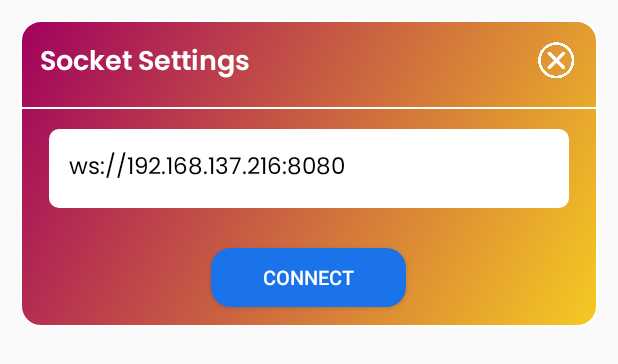
After one commit to amit5993/surgeon-control-panels, an Android app: the layout dialog_socket_settings.xml on its own in the app's theme, with its tools: preview values and no code run, on a phone screen of 412 x 824 dp. The commit adds this screen. Shown: the top 364 px of the screen. Run offline under Robolectric (Android 15) with nearby library versions, the phone set to English and light mode, and no system bars; network calls fail.

Commit message:
+ socket setting dialog in entrance app + add base url in cache in entrance app

```diff
--- a/app/src/main/java/com/surgeon/controlpanels/activity/SplashActivity.kt
+++ b/app/src/main/java/com/surgeon/controlpanels/activity/SplashActivity.kt
@@ -71,6 +71,7 @@ class SplashActivity : AppCompatActivity() {
             startActivity(Intent(this, Login::class.java))
         }
 
+        //startActivity(Intent(this, Entrance2::class.java))
         //startActivity(Intent(this, Login::class.java))
         finish()
     }
--- a/app/src/main/java/com/surgeon/controlpanels/common/Constant.kt
+++ b/app/src/main/java/com/surgeon/controlpanels/common/Constant.kt
@@ -5,6 +5,10 @@ class Constant {
     companion object {
         const val BASE_URL = "http://scp.server.wiespl.com/api/validate-code"
         const val SERVER_PORT = 8080
+
+        const val WS_MSG = "WEBSOCKET_MESSAGE"
+        const val WS_LOG = "WEBSOCKET_LOG"
+        const val WS_CONNECTED_CLIENT = "WEBSOCKET_CONNECTED_CLIENT"
 
         const val main = "MAIN"
 
--- a/app/src/main/res/layout/activity_main.xml
+++ b/app/src/main/res/layout/activity_main.xml
@@ -218,6 +218,7 @@
         android:paddingHorizontal="@dimen/_15sdp">
 
         <ImageView
+            android:id="@+id/imgWiespl"
             android:layout_width="@dimen/_90sdp"
             android:layout_height="match_parent"
             android:src="@drawable/app_icon" />
--- /dev/null
+++ b/app/src/main/res/layout/dialog_socket_settings.xml
@@ -0,0 +1,92 @@
+<?xml version="1.0" encoding="utf-8"?>
+<LinearLayout xmlns:android="http://schemas.android.com/apk/res/android"
+    android:layout_width="match_parent"
+    android:layout_height="wrap_content"
+    xmlns:app="http://schemas.android.com/apk/res-auto"
+    android:orientation="vertical">
+
+
+    <LinearLayout
+        android:id="@+id/llMain"
+        android:layout_width="match_parent"
+        android:layout_height="wrap_content"
+        android:layout_margin="@dimen/_10sdp"
+        android:background="@drawable/dialog_bg"
+        android:orientation="vertical">
+
+
+        <LinearLayout
+            android:layout_width="match_parent"
+            android:layout_height="wrap_content"
+            android:orientation="horizontal"
+            android:padding="@dimen/_10sdp">
+
+            <TextView
+                android:layout_width="match_parent"
+                android:layout_height="wrap_content"
+                android:layout_weight="1"
+                android:fontFamily="@font/poppins_semi_bold"
+                android:gravity="center_vertical"
+                android:text="Socket Settings"
+                android:textColor="@color/white"
+                android:textSize="@dimen/_14ssp" />
+
+            <ImageView
+                android:id="@+id/imgClose"
+                style="@style/HomeImageStyle"
+                android:src="@drawable/ic_close"
+                app:tint="@color/white" />
+
+
+        </LinearLayout>
+
+        <View
+            android:layout_width="match_parent"
+            android:layout_height="1dp"
+            android:background="@color/white" />
+
+        <ScrollView
+            android:layout_width="match_parent"
+            android:layout_height="wrap_content"
+            android:scrollbars="none">
+
+            <LinearLayout
+                android:layout_width="match_parent"
+                android:layout_height="wrap_content"
+                android:orientation="vertical">
+
+                <EditText
+                    android:id="@+id/etSocketUrl"
+                    android:layout_width="match_parent"
+                    android:layout_height="wrap_content"
+                    android:background="@drawable/shape_rounded_white"
+                    android:fontFamily="@font/poppins_regular"
+                    android:hint="Enter Socket URL"
+                    android:layout_marginHorizontal="@dimen/_15sdp"
+                    android:layout_marginVertical="@dimen/_10sdp"
+                    android:inputType="textUri"
+                    android:padding="@dimen/_10sdp"
+                    android:text="ws://192.168.137.216:8080"
+                    android:textColor="@color/black"
+                    android:textSize="@dimen/_12ssp" />
+
+                <Button
+                    android:id="@+id/btnConnect"
+                    android:layout_width="@dimen/_100sdp"
+                    android:layout_height="@dimen/_30sdp"
+                    android:layout_marginVertical="@dimen/_10sdp"
+                    android:background="@drawable/shape_round_btn"
+                    android:text="Connect"
+                    android:layout_gravity="center"
+                    android:textSize="@dimen/_10ssp"
+                    android:textColor="@color/white" />
+
+
+            </LinearLayout>
+
+        </ScrollView>
+
+    </LinearLayout>
+
+
+</LinearLayout>
```
Also changed, not shown: app/src/main/java/com/surgeon/controlpanels/activity/Entrance2.kt (+70 -18 lines), app/src/main/java/com/surgeon/controlpanels/activity/MainActivity.kt (+35 -12 lines), app/src/main/java/com/surgeon/controlpanels/common/PreferencesUtil.kt (+11 -0 lines), app/src/main/java/com/surgeon/controlpanels/service/WebSocketService.kt (+7 -2 lines), app/src/main/java/com/surgeon/controlpanels/websocket/MyWebSocketServer.kt (+8 -1 lines), app/src/main/res/layout/activity_entrance2.xml (+7 -29 lines).
